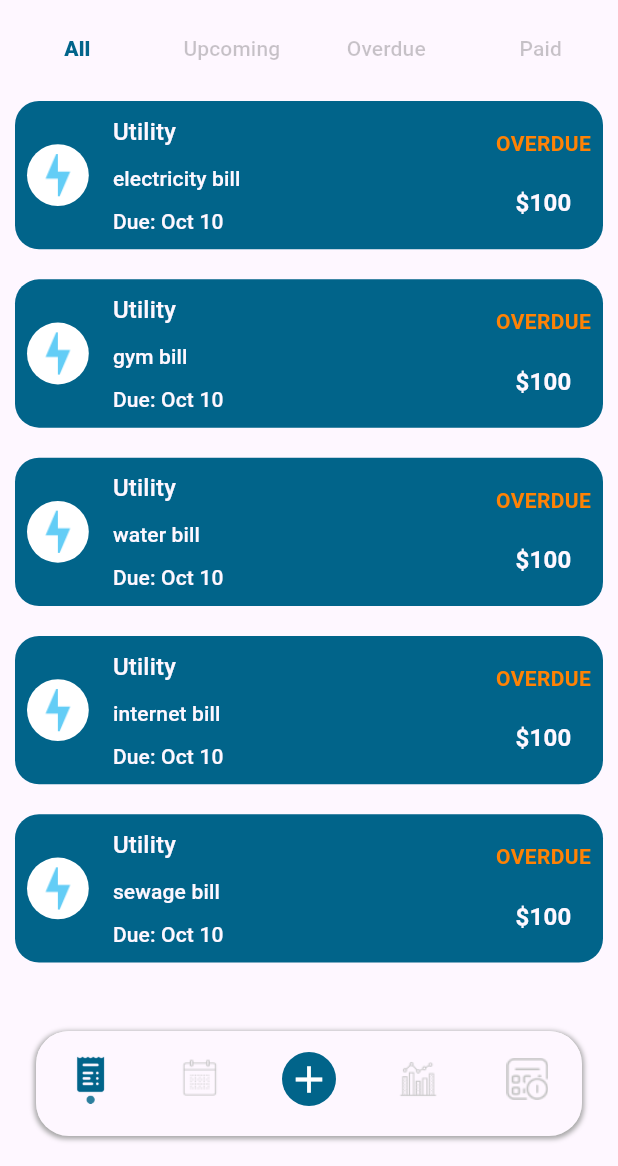
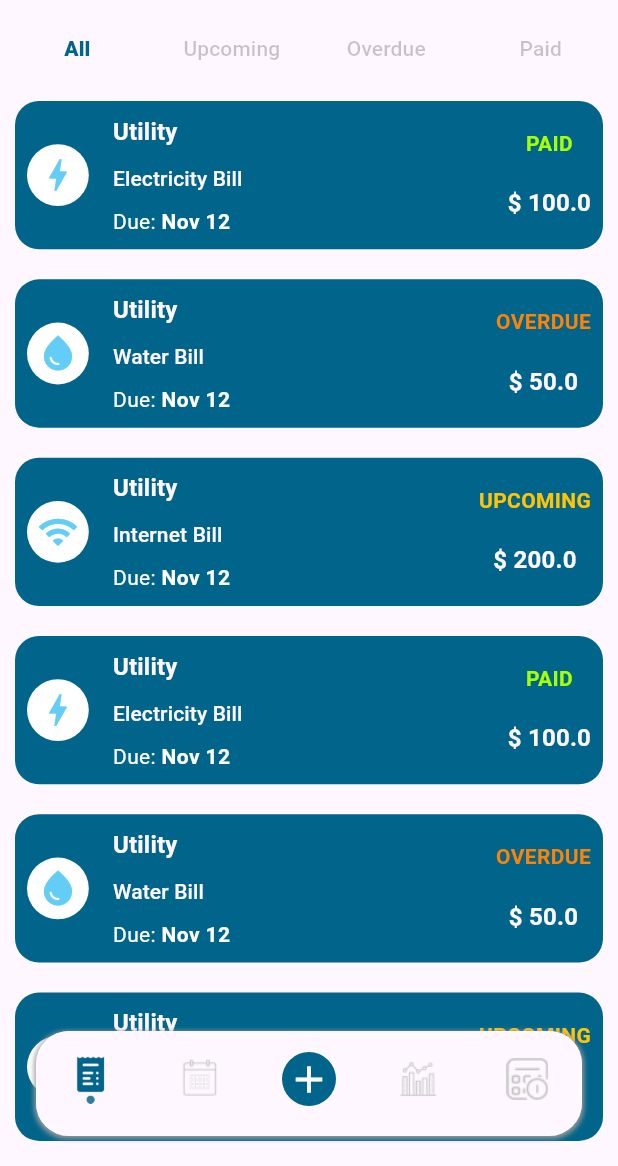
Before and after one commit to KarimMakki/billy-bills-reminder-app, a Flutter app: the screen it shows after launch, on a phone screen of 412 x 824 dp, the part 70-1236 px from its top. Run offline on Flutter 3.47's test engine with Material 3 defaults, Android fonts, the phone set to English and light mode, and no system bars; our stand-ins replace calendar_date_picker2, go_router, table_calendar; missing offline and left inert: time_picker_spinner_pop_up.

Commit message:
made some changes after creating the BillModel, created bill amount textfield in addBill bottomSheet and also some enhancments, added some more properties in customtextfield widget

```diff
--- a/lib/views/dialogs/edit_bill_dialog.dart
+++ b/lib/views/dialogs/edit_bill_dialog.dart
@@ -1,10 +1,11 @@
 import 'dart:ui';
 
 import 'package:billy_bills_reminder_app/constants/constants.dart';
+import 'package:billy_bills_reminder_app/models/bill_model.dart';
 import 'package:billy_bills_reminder_app/views/widgets/bill_card.dart';
 import 'package:flutter/material.dart';
 
-Future<dynamic> editBillDialog(BuildContext context, BillCard billcard) {
+Future<dynamic> editBillDialog(BuildContext context, BillModel bill) {
   return showGeneralDialog(
     context: context,
     barrierDismissible: true,
@@ -34,7 +35,7 @@ Future<dynamic> editBillDialog(BuildContext context, BillCard billcard) {
               ),
               child: Column(
                 children: [
-                  billcard,
+                  BillCard(bill: bill),
                   Row(
                     mainAxisAlignment: MainAxisAlignment.spaceBetween,
                     children: [
--- a/lib/views/home_screen.dart
+++ b/lib/views/home_screen.dart
@@ -1,4 +1,5 @@
 import 'package:billy_bills_reminder_app/constants/constants.dart';
+import 'package:billy_bills_reminder_app/models/bill_model.dart';
 import 'package:billy_bills_reminder_app/views/dialogs/edit_bill_dialog.dart';
 import 'package:billy_bills_reminder_app/views/widgets/bill_card.dart';
 import 'package:flutter/material.dart';
@@ -11,12 +12,61 @@ class HomeScreen extends StatefulWidget {
 }
 
 class _HomeScreenState extends State<HomeScreen> {
-  List<BillCard> billCards = [
-    BillCard(billTitle: "electricity bill"),
-    BillCard(billTitle: "gym bill"),
-    BillCard(billTitle: "water bill"),
-    BillCard(billTitle: "internet bill"),
-    BillCard(billTitle: "sewage bill"),
+  List<BillModel> bills = [
+    BillModel(
+        title: "Electricity Bill",
+        category: "Utility",
+        amount: 100,
+        icon: Icons.bolt,
+        dueDate: DateTime.now(),
+        reminderTime: DateTime.timestamp(),
+        duration: BillDuration.Yearly,
+        billStatus: BillStatus.Paid),
+    BillModel(
+        title: "Water Bill",
+        category: "Utility",
+        amount: 50,
+        icon: Icons.water_drop,
+        dueDate: DateTime.now(),
+        reminderTime: DateTime.timestamp(),
+        duration: BillDuration.Monthly,
+        billStatus: BillStatus.Overdue),
+    BillModel(
+        title: "Internet Bill",
+        category: "Utility",
+        amount: 200,
+        icon: Icons.wifi,
+        dueDate: DateTime.now(),
+        reminderTime: DateTime.timestamp(),
+        duration: BillDuration.Weekly,
+        billStatus: BillStatus.Upcoming),
+    BillModel(
+        title: "Electricity Bill",
+        category: "Utility",
+        amount: 100,
+        icon: Icons.bolt,
+        dueDate: DateTime.now(),
+        reminderTime: DateTime.timestamp(),
+        duration: BillDuration.Yearly,
+        billStatus: BillStatus.Paid),
+    BillModel(
+        title: "Water Bill",
+        category: "Utility",
+        amount: 50,
+        icon: Icons.water_drop,
+        dueDate: DateTime.now(),
+        reminderTime: DateTime.timestamp(),
+        duration: BillDuration.Monthly,
+        billStatus: BillStatus.Overdue),
+    BillModel(
+        title: "Internet Bill",
+        category: "Utility",
+        amount: 200,
+        icon: Icons.wifi,
+        dueDate: DateTime.now(),
+        reminderTime: DateTime.timestamp(),
+        duration: BillDuration.Weekly,
+        billStatus: BillStatus.Upcoming),
   ];
   @override
   Widget build(BuildContext context) {
@@ -44,32 +94,32 @@ class _HomeScreenState extends State<HomeScreen> {
               Expanded(
                 child: TabBarView(children: [
                   ListView.builder(
-                    itemCount: billCards.length,
+                    itemCount: bills.length,
                     itemBuilder: (context, index) {
                       return GestureDetector(
                         onTap: () {
-                          editBillDialog(context, billCards[index]);
+                          editBillDialog(context, bills[index]);
                         },
-                        child: billCards[index],
+                        child: BillCard(bill: bills[index]),
                       );
                     },
                   ),
                   ListView.builder(
-                    itemCount: billCards.length,
+                    itemCount: bills.length,
                     itemBuilder: (context, index) {
-                      return billCards[index];
+                      return BillCard(bill: bills[index]);
                     },
                   ),
                   ListView.builder(
-                    itemCount: billCards.length,
+                    itemCount: bills.length,
                     itemBuilder: (context, index) {
-                      return billCards[index];
+                      return BillCard(bill: bills[index]);
                     },
                   ),
                   ListView.builder(
-                    itemCount: billCards.length,
+                    itemCount: bills.length,
                     itemBuilder: (context, index) {
-                      return billCards[index];
+                      return BillCard(bill: bills[index]);
                     },
                   ),
                 ]),
--- a/lib/views/widgets/bill_card.dart
+++ b/lib/views/widgets/bill_card.dart
@@ -1,11 +1,12 @@
 import 'dart:ui';
 
 import 'package:billy_bills_reminder_app/constants/constants.dart';
+import 'package:billy_bills_reminder_app/models/bill_model.dart';
 import 'package:flutter/material.dart';
 
 class BillCard extends StatelessWidget {
-  final String billTitle;
-  const BillCard({super.key, required this.billTitle});
+  final BillModel bill;
+  const BillCard({super.key, required this.bill});
 
   @override
   Widget build(BuildContext context) {
@@ -33,7 +34,11 @@ class BillCard extends StatelessWidget {
                       0.05, // Making radius responsive based on width
                   child: Padding(
                     padding: const EdgeInsets.all(3.0),
-                    child: Image.asset("assets/images/lightning-bolt.png"),
+                    child: Icon(
+                      bill.icon,
+                      size: 28,
+                      color: secondaryColor,
+                    ),
                   ),
                 ),
               ),
@@ -45,17 +50,30 @@ class BillCard extends StatelessWidget {
                     crossAxisAlignment: CrossAxisAlignment.start,
                     children: [
                       Text(
-                        "Utility",
-                        style: Theme.of(context).primaryTextTheme.titleMedium,
+                        bill.category,
+                        style: Theme.of(context)
+                            .primaryTextTheme
+                            .titleMedium!
+                            .copyWith(fontWeight: FontWeight.bold),
                       ),
                       Text(
-                        billTitle,
+                        bill.title,
                         style: Theme.of(context).primaryTextTheme.titleSmall,
                       ),
-                      Text(
-                        "Due: Oct 10",
-                        style: Theme.of(context).primaryTextTheme.titleSmall,
-                      ),
+                      Text.rich(
+                        TextSpan(
+                          text: 'Due: ',
+                          style: const TextStyle(color: Colors.white),
+                          children: <TextSpan>[
+                            TextSpan(
+                              text: bill.getDueDate,
+                              style: const TextStyle(
+                                  fontWeight: FontWeight.bold,
+                                  color: Colors.white), // Custom style
+                            ),
+                          ],
+                        ),
+                      )
                     ],
                   ),
                 ),
@@ -65,16 +83,16 @@ class BillCard extends StatelessWidget {
                 child: Column(
                   mainAxisAlignment: MainAxisAlignment.spaceEvenly,
                   children: [
-                    const Text(
-                      "OVERDUE",
+                    Text(
+                      bill.statusText.toUpperCase(),
                       style: TextStyle(
-                        color: overdueColor,
+                        color: bill.statusColor,
                         fontWeight: FontWeight.bold,
                         fontSize: 14,
                       ),
                     ),
                     Text(
-                      "\$100",
+                      "\$ ${bill.amount}",
                       style: Theme.of(context)
                           .primaryTextTheme
                           .titleMedium
--- a/lib/views/widgets/custom_selection_button.dart
+++ b/lib/views/widgets/custom_selection_button.dart
@@ -32,7 +32,7 @@ class CustomSelectionButton extends StatelessWidget {
             icon,
             color: primaryColor,
           ),
-          const SizedBox(width: 4),
+          const SizedBox(width: 18),
           buttonText != null
               ? Text(
                   buttonText ?? "",
```
Also changed, not shown: lib/views/bottomSheets/add_bill_bottom_sheet.dart (+36 -14 lines), lib/views/widgets/bill_amount_textfield.dart (added, +45 -0 lines), lib/views/widgets/custom_textfield.dart (+10 -2 lines).
